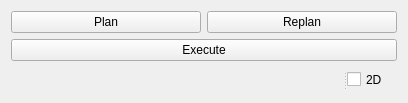
First picture: the form in resources/pal_fsp_gui.ui, repository pal-robotics/pal_fsp_gui, before the edit.
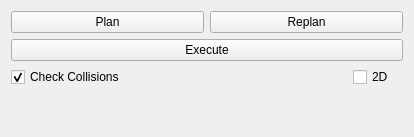
Second picture: the form after the edit.

Commit message: Add check collision checkbox to disable collisions

What changed in the file:
```diff
--- a/resources/pal_fsp_gui.ui
+++ b/resources/pal_fsp_gui.ui
@@ -6,8 +6,8 @@
    <rect>
     <x>0</x>
     <y>0</y>
-    <width>408</width>
-    <height>103</height>
+    <width>414</width>
+    <height>137</height>
    </rect>
   </property>
   <property name="windowTitle">
@@ -40,15 +40,18 @@
     </widget>
    </item>
    <item>
-    <widget class="QSplitter" name="splitter">
-     <property name="orientation">
-      <enum>Qt::Horizontal</enum>
-     </property>
-     <widget class="QLabel" name="display_">
+    <layout class="QHBoxLayout" name="horizontalLayout_2">
+     <item>
+      <widget class="QCheckBox" name="collision_">
       <property name="text">
-       <string/>
-      </property>
-     </widget>
+        <string>Check Collisions</string>
+       </property>
+       <property name="checked">
+        <bool>true</bool>
+       </property>
+      </widget>
+     </item>
+     <item>
      <widget class="QCheckBox" name="dimension_">
       <property name="maximumSize">
        <size>
@@ -60,6 +63,14 @@
        <string>2D</string>
       </property>
      </widget>
+     </item>
+    </layout>
+   </item>
+   <item>
+    <widget class="QLabel" name="display_">
+     <property name="text">
+      <string/>
+     </property>
     </widget>
    </item>
   </layout>
```
Lines whose indentation alone changed are shown as unchanged. The commit also changes 2 other files.
